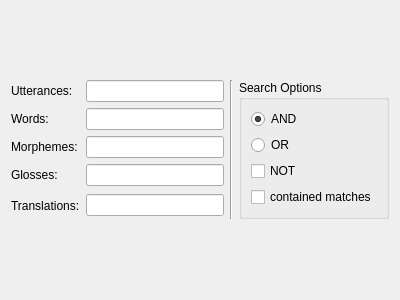
First picture: the form in ui/TabWidgetSearch.ui, repository cidles/poio-analyzer, before the edit.
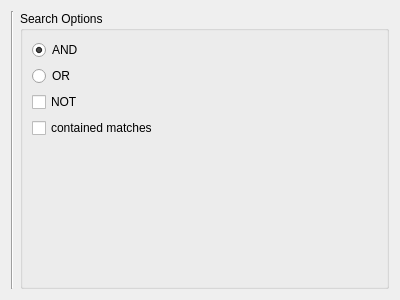
Second picture: the form after the edit.

```diff
--- a/ui/TabWidgetSearch.ui
+++ b/ui/TabWidgetSearch.ui
@@ -15,171 +15,21 @@
   </property>
   <layout class="QVBoxLayout" name="verticalLayout">
    <item>
-    <layout class="QGridLayout" name="gridLayout_2">
-     <item row="0" column="0">
-      <widget class="QLabel" name="label_2">
-       <property name="sizePolicy">
-        <sizepolicy hsizetype="Minimum" vsizetype="Preferred">
-         <horstretch>0</horstretch>
-         <verstretch>0</verstretch>
-        </sizepolicy>
-       </property>
-       <property name="sizeIncrement">
-        <size>
-         <width>1</width>
-         <height>0</height>
-        </size>
-       </property>
-       <property name="layoutDirection">
-        <enum>Qt::LeftToRight</enum>
-       </property>
-       <property name="text">
-        <string>Utterances:</string>
-       </property>
-       <property name="alignment">
-        <set>Qt::AlignLeading|Qt::AlignLeft|Qt::AlignVCenter</set>
-       </property>
-      </widget>
+    <layout class="QHBoxLayout" name="horizontalLayout">
+     <item>
+      <layout class="QVBoxLayout" name="layoutLabels"/>
      </item>
-     <item row="0" column="1">
-      <widget class="QLineEdit" name="lineeditSearchUtterances">
-       <property name="sizeIncrement">
-        <size>
-         <width>2</width>
-         <height>0</height>
-        </size>
-       </property>
-      </widget>
+     <item>
+      <layout class="QVBoxLayout" name="layoutLineedits"/>
      </item>
-     <item row="1" column="0">
-      <widget class="QLabel" name="label_3">
-       <property name="sizePolicy">
-        <sizepolicy hsizetype="Minimum" vsizetype="Preferred">
-         <horstretch>0</horstretch>
-         <verstretch>0</verstretch>
-        </sizepolicy>
+     <item>
+      <widget class="Line" name="line_2">
+       <property name="orientation">
+        <enum>Qt::Vertical</enum>
        </property>
-       <property name="sizeIncrement">
-        <size>
-         <width>1</width>
-         <height>0</height>
-        </size>
-       </property>
-       <property name="text">
-        <string>Words:</string>
-       </property>
-       <property name="alignment">
-        <set>Qt::AlignLeading|Qt::AlignLeft|Qt::AlignVCenter</set>
-       </property>
       </widget>
      </item>
-     <item row="1" column="1">
-      <widget class="QLineEdit" name="lineeditSearchWords">
-       <property name="sizeIncrement">
-        <size>
-         <width>2</width>
-         <height>0</height>
-        </size>
-       </property>
-      </widget>
-     </item>
-     <item row="2" column="0">
-      <widget class="QLabel" name="label_4">
-       <property name="sizePolicy">
-        <sizepolicy hsizetype="Minimum" vsizetype="Preferred">
-         <horstretch>0</horstretch>
-         <verstretch>0</verstretch>
-        </sizepolicy>
-       </property>
-       <property name="sizeIncrement">
-        <size>
-         <width>1</width>
-         <height>0</height>
-        </size>
-       </property>
-       <property name="text">
-        <string>Morphemes:</string>
-       </property>
-       <property name="alignment">
-        <set>Qt::AlignLeading|Qt::AlignLeft|Qt::AlignVCenter</set>
-       </property>
-      </widget>
-     </item>
-     <item row="2" column="1">
-      <widget class="QLineEdit" name="lineeditSearchMorphemes">
-       <property name="sizeIncrement">
-        <size>
-         <width>2</width>
-         <height>0</height>
-        </size>
-       </property>
-      </widget>
-     </item>
-     <item row="3" column="0">
-      <widget class="QLabel" name="label_5">
-       <property name="sizePolicy">
-        <sizepolicy hsizetype="Minimum" vsizetype="Preferred">
-         <horstretch>0</horstretch>
-         <verstretch>0</verstretch>
-        </sizepolicy>
-       </property>
-       <property name="sizeIncrement">
-        <size>
-         <width>1</width>
-         <height>0</height>
-        </size>
-       </property>
-       <property name="text">
-        <string>Glosses:</string>
-       </property>
-       <property name="alignment">
-        <set>Qt::AlignLeading|Qt::AlignLeft|Qt::AlignVCenter</set>
-       </property>
-      </widget>
-     </item>
-     <item row="3" column="1">
-      <widget class="QLineEdit" name="lineeditSearchGlosses">
-       <property name="sizeIncrement">
-        <size>
-         <width>2</width>
-         <height>0</height>
-        </size>
-       </property>
-      </widget>
-     </item>
-     <item row="4" column="0">
-      <widget class="QLabel" name="label_6">
-       <property name="sizePolicy">
-        <sizepolicy hsizetype="Minimum" vsizetype="Preferred">
-         <horstretch>0</horstretch>
-         <verstretch>0</verstretch>
-        </sizepolicy>
-       </property>
-       <property name="sizeIncrement">
-        <size>
-         <width>1</width>
-         <height>0</height>
-        </size>
-       </property>
-       <property name="text">
-        <string>Translations:</string>
-       </property>
-       <property name="alignment">
-        <set>Qt::AlignLeading|Qt::AlignLeft|Qt::AlignVCenter</set>
-       </property>
-      </widget>
-     </item>
-     <item row="4" column="1">
-      <widget class="QLineEdit" name="lineeditSearchTranslations">
-       <property name="sizeIncrement">
-        <size>
-         <width>2</width>
-         <height>0</height>
-        </size>
-       </property>
-      </widget>
-     </item>
-     <item row="0" column="3" rowspan="5">
+     <item>
       <widget class="QGroupBox" name="groupBox">
        <property name="title">
         <string>Search Options</string>
@@ -216,16 +66,22 @@
           </property>
          </widget>
         </item>
+        <item>
+         <spacer name="verticalSpacer">
+          <property name="orientation">
+           <enum>Qt::Vertical</enum>
+          </property>
+          <property name="sizeHint" stdset="0">
+           <size>
+            <width>20</width>
+            <height>40</height>
+           </size>
+          </property>
+         </spacer>
+        </item>
        </layout>
       </widget>
      </item>
-     <item row="0" column="2" rowspan="5">
-      <widget class="Line" name="line_2">
-       <property name="orientation">
-        <enum>Qt::Vertical</enum>
-       </property>
-      </widget>
-     </item>
     </layout>
    </item>
   </layout>
```
